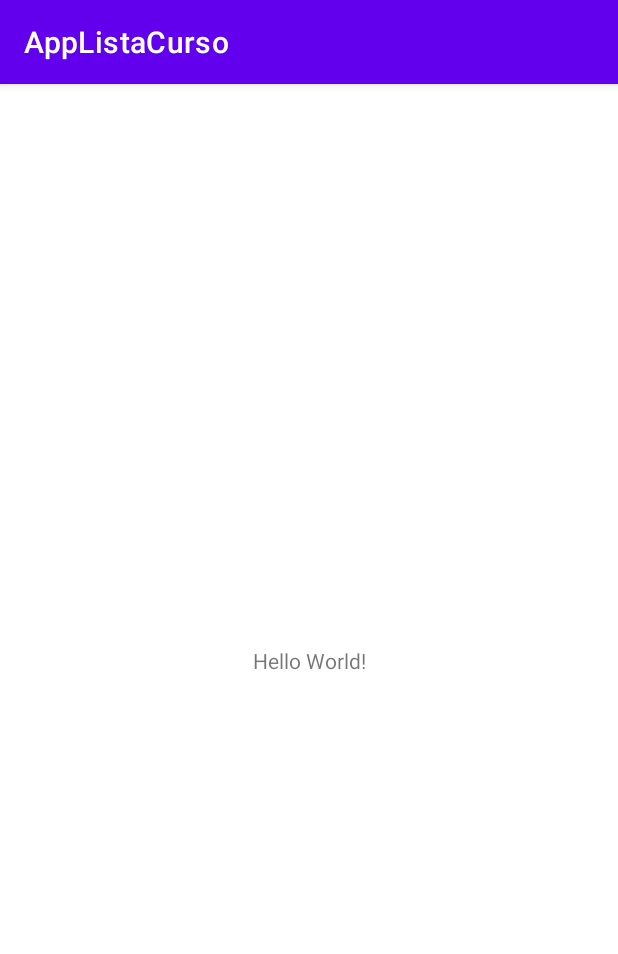
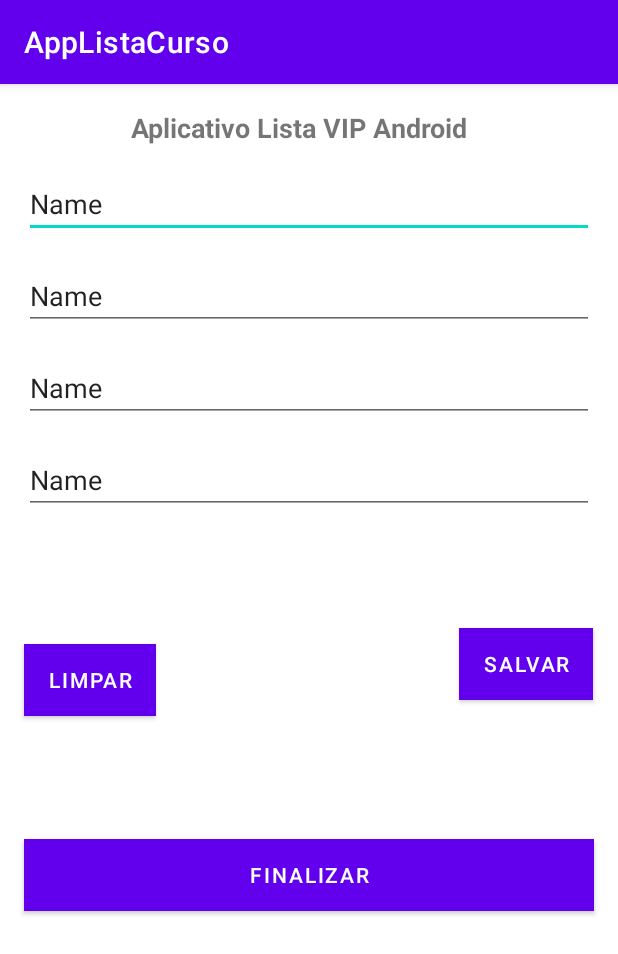
Before and after one commit to hevertonaraujomachado/-Desenvolvimento-Android-2023---Crie-13-apps-completos, an Android app: the screen it shows after launch (MainActivity), on a phone screen of 412 x 824 dp. Shown: the top 954 px of the screen. Run offline under Robolectric (Android 15) with nearby library versions, the phone set to English and light mode, and no system bars.

Commit message:
Criar o Layout do Aplicativo

```diff
--- a/AppListaCurso/app/src/main/res/layout/activity_main.xml
+++ b/AppListaCurso/app/src/main/res/layout/activity_main.xml
@@ -7,12 +7,107 @@
     tools:context=".MainActivity">
 
     <TextView
+        android:id="@+id/textView"
         android:layout_width="wrap_content"
         android:layout_height="wrap_content"
-        android:text="Hello World!"
+        android:text="Aplicativo Lista VIP Android"
+        android:textSize="18sp"
+        android:textStyle="bold"
+        app:layout_constraintBottom_toBottomOf="parent"
+        app:layout_constraintEnd_toEndOf="parent"
+        app:layout_constraintHorizontal_bias="0.467"
+        app:layout_constraintStart_toStartOf="parent"
+        app:layout_constraintTop_toTopOf="parent"
+        app:layout_constraintVertical_bias="0.022" />
+
+    <EditText
+        android:id="@+id/editTextTextPersonName"
+        android:layout_width="match_parent"
+        android:layout_height="wrap_content"
+        android:layout_margin="16dp"
+        android:ems="10"
+        android:hint="Primeiro Nome"
+        android:inputType="textPersonName"
+        android:text="Name"
+        app:layout_constraintEnd_toEndOf="parent"
+        app:layout_constraintStart_toStartOf="parent"
+        app:layout_constraintTop_toBottomOf="@+id/textView" />
+
+    <EditText
+        android:id="@+id/editTextTextPersonName3"
+        android:layout_width="match_parent"
+        android:layout_height="wrap_content"
+        android:layout_margin="16dp"
+        android:ems="10"
+        android:hint="Sobrenome"
+        android:inputType="textPersonName"
+        android:text="Name"
+        app:layout_constraintEnd_toEndOf="parent"
+        app:layout_constraintStart_toStartOf="parent"
+        app:layout_constraintTop_toBottomOf="@+id/editTextTextPersonName" />
+
+    <EditText
+        android:id="@+id/editTextTextPersonName2"
+        android:layout_width="match_parent"
+        android:layout_height="wrap_content"
+        android:layout_margin="16dp"
+        android:layout_marginTop="20dp"
+        android:ems="10"
+        android:hint="Nome do Curso Desejado"
+        android:inputType="textPersonName"
+        android:text="Name"
+        app:layout_constraintEnd_toEndOf="parent"
+        app:layout_constraintStart_toStartOf="parent"
+        app:layout_constraintTop_toBottomOf="@+id/editTextTextPersonName3" />
+
+    <EditText
+        android:id="@+id/editTextTextPersonName4"
+        android:layout_width="match_parent"
+        android:layout_height="wrap_content"
+        android:layout_margin="16dp"
+        android:ems="10"
+        android:hint="Telefone de Contato"
+        android:inputType="textPersonName"
+        android:text="Name"
+        app:layout_constraintEnd_toEndOf="parent"
+        app:layout_constraintStart_toStartOf="parent"
+        app:layout_constraintTop_toBottomOf="@+id/editTextTextPersonName2" />
+
+    <Button
+        android:id="@+id/button"
+        android:layout_width="wrap_content"
+        android:layout_height="wrap_content"
+        android:layout_marginStart="16dp"
+        android:layout_marginBottom="48dp"
+        android:background="@color/cordobotao"
+        android:text="LIMPAR"
+        app:layout_constraintBottom_toTopOf="@+id/button3"
+        app:layout_constraintStart_toStartOf="parent"
+        app:layout_constraintTop_toBottomOf="@+id/editTextTextPersonName4"
+        app:layout_constraintVertical_bias="0.72" />
+
+    <Button
+        android:id="@+id/button2"
+        android:layout_width="wrap_content"
+        android:layout_height="wrap_content"
+        android:layout_marginTop="76dp"
+        android:background="@color/cordobotao"
+        android:text="SALVAR"
+        app:layout_constraintEnd_toEndOf="parent"
+        app:layout_constraintHorizontal_bias="0.925"
+        app:layout_constraintStart_toEndOf="@+id/button"
+        app:layout_constraintTop_toBottomOf="@+id/editTextTextPersonName4" />
+
+    <Button
+        android:id="@+id/button3"
+        android:layout_width="match_parent"
+        android:layout_height="wrap_content"
+        android:layout_margin="16dp"
+        android:background="@color/cordobotao"
+        android:text="FINALIZAR"
         app:layout_constraintBottom_toBottomOf="parent"
         app:layout_constraintEnd_toEndOf="parent"
         app:layout_constraintStart_toStartOf="parent"
-        app:layout_constraintTop_toTopOf="parent" />
+        app:layout_constraintTop_toBottomOf="@+id/editTextTextPersonName4" />
 
 </androidx.constraintlayout.widget.ConstraintLayout>
--- a/AppListaCurso/app/src/main/res/values/colors.xml
+++ b/AppListaCurso/app/src/main/res/values/colors.xml
@@ -7,4 +7,5 @@
     <color name="teal_700">#FF018786</color>
     <color name="black">#FF000000</color>
     <color name="white">#FFFFFFFF</color>
+    <color name="cordobotao">#37F4BF</color>
 </resources>
```
